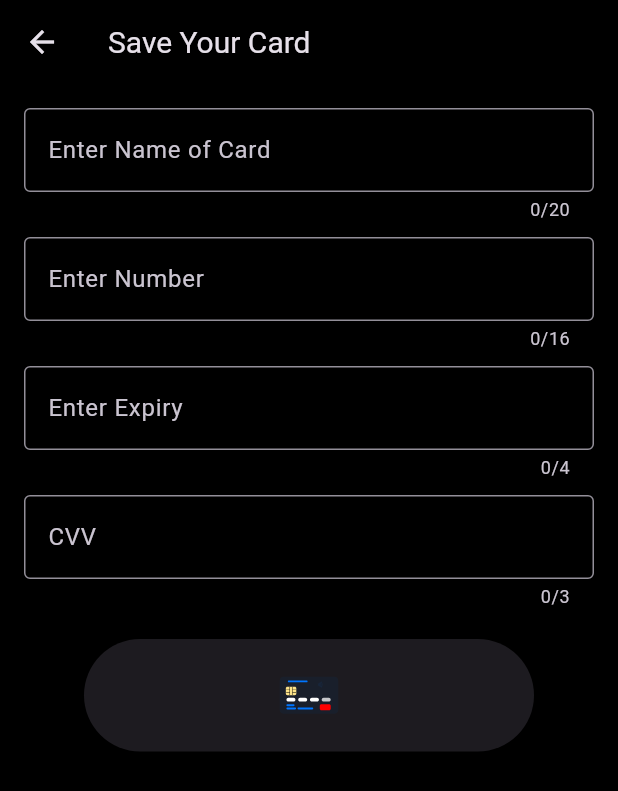
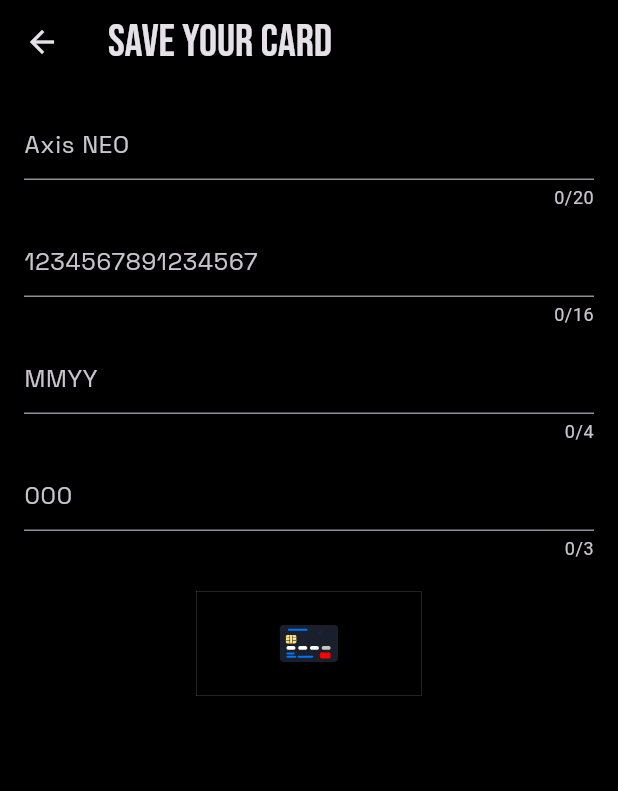
Before and after one commit to sidhant947/Wallet, a Flutter app: the DataEntryScreen screen opened directly, on a phone screen of 412 x 824 dp. Shown: the top 791 px of the screen. Run offline on Flutter 3.47's test engine with Material 3 defaults, Android fonts, the light colour scheme and no system bars; our stand-ins replace flutter_slidable, hive, hive_flutter, lottie; accounts and stored records are empty.

Commit message:
Updated App

```diff
--- a/lib/screens/data.dart
+++ b/lib/screens/data.dart
@@ -28,9 +28,6 @@ class _DataEntryScreenState extends State<DataEntryScreen> {
       await dataBox
           .add(Wallet(name: name, number: number, expiry: expiry, cvv: cvv));
       Navigator.pop(context, true);
-      ScaffoldMessenger.of(context).showSnackBar(
-        const SnackBar(content: Text('New Card Added')),
-      );
     }
   }
 
@@ -40,7 +37,7 @@ class _DataEntryScreenState extends State<DataEntryScreen> {
       appBar: AppBar(
         title: const Text(
           'Save Your Card',
-          style: TextStyle(fontSize: 20),
+          style: TextStyle(fontFamily: 'Bebas', fontSize: 30),
         ),
         backgroundColor: Colors.black,
       ),
@@ -52,20 +49,17 @@ class _DataEntryScreenState extends State<DataEntryScreen> {
                 maxLength: 20,
                 controller: _nameController,
                 decoration: const InputDecoration(
-                labelText: 'Enter Name of Card',
+                    // labelText: 'Card Name',
                     hintText: 'Axis NEO',
-                border: OutlineInputBorder(),
-              ),
-            ),
+                    hintStyle: TextStyle(fontFamily: 'ZSpace'))),
             const SizedBox(height: 10),
             TextField(
               controller: _numberController,
               maxLength: 16,
               decoration: const InputDecoration(
-                labelText: 'Enter Number',
+                  // labelText: 'Enter Number',
                   hintText: '1234567891234567',
-                border: OutlineInputBorder(),
-              ),
+                  hintStyle: TextStyle(fontFamily: 'ZSpace')),
               keyboardType: TextInputType.number,
             ),
             const SizedBox(height: 10),
@@ -73,10 +67,9 @@ class _DataEntryScreenState extends State<DataEntryScreen> {
               maxLength: 4,
               controller: _expiryController,
               decoration: const InputDecoration(
-                labelText: 'Enter Expiry',
+                  // labelText: 'Enter Expiry',
                   hintText: "MMYY",
-                border: OutlineInputBorder(),
-              ),
+                  hintStyle: TextStyle(fontFamily: 'ZSpace')),
               keyboardType: TextInputType.number,
             ),
             const SizedBox(height: 10),
@@ -84,21 +77,25 @@ class _DataEntryScreenState extends State<DataEntryScreen> {
               maxLength: 3,
               controller: _cvvController,
               decoration: const InputDecoration(
-                labelText: 'CVV',
+                  // labelText: 'CVV',
                   hintText: "000",
-                border: OutlineInputBorder(),
-              ),
+                  hintStyle: TextStyle(fontFamily: 'ZSpace')),
               keyboardType: TextInputType.number,
             ),
             const SizedBox(height: 20),
-            ElevatedButton(
-              onPressed: _addData,
-              style: ElevatedButton.styleFrom(
-                minimumSize: const Size(300, 75),
+            GestureDetector(
+                onTap: _addData,
+                child: Container(
+                    height: 70,
+                    width: 150,
+                    decoration: BoxDecoration(
+                      border: Border.all(
+                          color: Colors.white, // Border color
+                          width: 0.09 // Border width
                           ),
-              child:
-                  SizedBox(height: 70, child: Lottie.asset("assets/card.json")),
+                      // borderRadius: BorderRadius.circular(10),
                     ),
+                    child: Lottie.asset("assets/card.json"))),
           ],
         ),
       ),
```
Also changed, not shown: lib/screens/about.dart (+5 -2 lines), lib/screens/homescreen.dart (+50 -44 lines), pubspec.yaml (+11 -4 lines), assets/fonts/BebasNeue-Regular.ttf (added), assets/fonts/SpaceGrotesk-VariableFont_wght.ttf (added), assets/fonts/ZenDots-Regular.ttf (added), pubspec.lock, 31 other files. Lines whose indentation alone changed are shown as unchanged.
